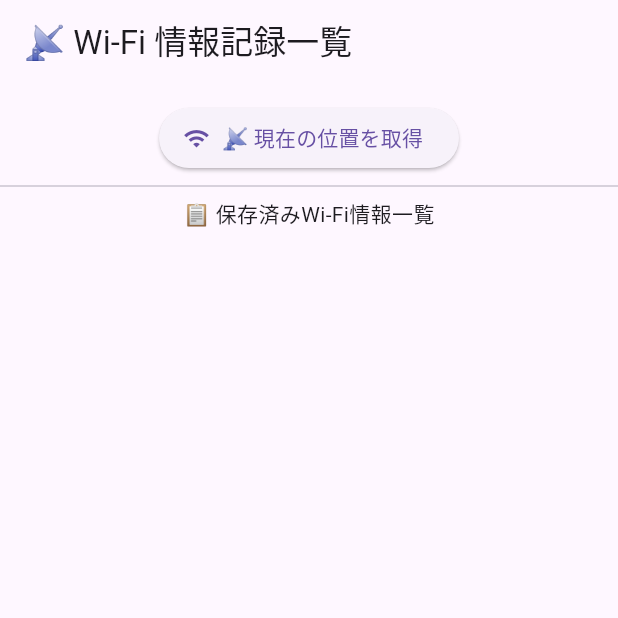
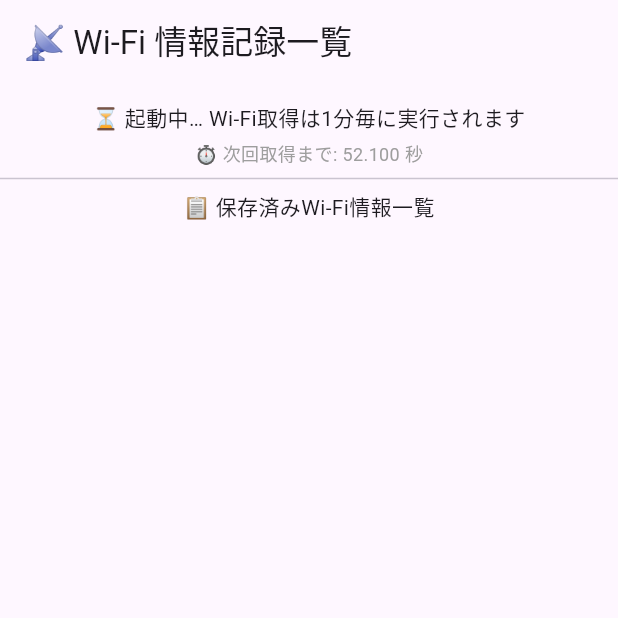
Before and after one commit to toyotarou/test_flutter_background_sendport, a Flutter app: the screen it shows after launch, on a phone screen of 412 x 824 dp, the top half of it. Run offline on Flutter 3.47's test engine with Material 3 defaults, Android fonts, the phone set to English and light mode, and no system bars; our stand-ins replace isar; missing offline and left inert: background_task; accounts and stored records are empty; generated files the repository leaves out were written again.

Commit message:
commit 20250610 経過時間表示

```diff
--- a/lib/main.dart
+++ b/lib/main.dart
@@ -5,6 +5,7 @@ import 'dart:isolate';
 
 import 'package:background_task/background_task.dart';
 import 'package:flutter/material.dart';
+import 'package:flutter/scheduler.dart';
 import 'package:flutter/services.dart';
 import 'package:isar/isar.dart';
 import 'package:path_provider/path_provider.dart';
@@ -12,7 +13,6 @@ import 'package:path_provider/path_provider.dart';
 part 'main.g.dart';
 
 final ReceivePort _backgroundReceivePort = ReceivePort();
-
 late Isar isar;
 
 @collection
@@ -25,8 +25,6 @@ class WifiCoordinate {
   late String longitude;
   late String ssid;
 }
-
-//--------------------------------------------------------------------------
 
 void main() async {
   WidgetsFlutterBinding.ensureInitialized();
@@ -50,8 +48,6 @@ void main() async {
   runApp(const MyApp());
 }
 
-//--------------------------------------------------------------------------
-
 Future<void> _saveToIsar(Map<String, String> data) async {
   final DateTime now = DateTime.now();
 
@@ -71,8 +67,6 @@ Future<void> _saveToIsar(Map<String, String> data) async {
   debugPrint('💾 保存完了: ${wifi.ssid} ${wifi.latitude}, ${wifi.longitude}');
 }
 
-//--------------------------------------------------------------------------
-
 class MyApp extends StatefulWidget {
   const MyApp({super.key});
 
@@ -82,8 +76,45 @@ class MyApp extends StatefulWidget {
 
 class _MyAppState extends State<MyApp> {
   List<WifiCoordinate> _records = <WifiCoordinate>[];
+  Timer? _timer;
+  late Ticker _ticker;
+  late DateTime _lastSentTime;
+  double _elapsedSeconds = 0.0;
 
-  ///
+  @override
+  void initState() {
+    super.initState();
+
+    _loadRecords();
+
+    (() async {
+      await BackgroundTask.instance.setBackgroundHandler(backgroundHandler);
+      await BackgroundTask.instance.start();
+      debugPrint('✅ BackgroundTask started');
+    })();
+
+    _lastSentTime = DateTime.now();
+
+    _timer = Timer.periodic(const Duration(minutes: 1), (Timer t) async {
+      debugPrint('⏱️ タイマー発動');
+      await sendWifiLocationFromKotlin();
+    });
+
+    _ticker = Ticker((_) {
+      setState(() {
+        _elapsedSeconds = DateTime.now().difference(_lastSentTime).inMilliseconds / 1000.0;
+      });
+    });
+    _ticker.start();
+  }
+
+  @override
+  void dispose() {
+    _timer?.cancel();
+    _ticker.dispose();
+    super.dispose();
+  }
+
   Future<void> _loadRecords() async {
     final List<WifiCoordinate> list = await isar.wifiCoordinates.where().sortByDate().thenByTime().findAll();
     setState(() {
@@ -91,24 +122,10 @@ class _MyAppState extends State<MyApp> {
     });
   }
 
-  ///
-  @override
-  void initState() {
-    super.initState();
-
-    _loadRecords();
-
-    // ✅ ボタンAの処理をここに移動（初回自動実行）
-    (() async {
-      await BackgroundTask.instance.setBackgroundHandler(backgroundHandler);
-      await BackgroundTask.instance.start();
-      debugPrint('✅ BackgroundTask started');
-    })();
-  }
-
-  ///
   @override
   Widget build(BuildContext context) {
+    final double remaining = (60.0 - _elapsedSeconds).clamp(0, 60);
+
     return MaterialApp(
       home: Scaffold(
         appBar: AppBar(title: const Text('📡 Wi-Fi 情報記録一覧')),
@@ -117,13 +134,14 @@ class _MyAppState extends State<MyApp> {
             const SizedBox(height: 12),
             Row(
               mainAxisAlignment: MainAxisAlignment.center,
-              children: <Widget>[
-                ElevatedButton.icon(
-                  onPressed: sendWifiLocationFromKotlin,
-                  icon: const Icon(Icons.wifi),
-                  label: const Text('📡 現在の位置を取得'),
-                ),
-              ],
+              children: const <Widget>[Text('⏳ 起動中… Wi-Fi取得は1分毎に実行されます')],
+            ),
+            Padding(
+              padding: const EdgeInsets.only(top: 4),
+              child: Text(
+                '⏱ 次回取得まで: ${remaining.toStringAsFixed(3)} 秒',
+                style: const TextStyle(fontSize: 12, color: Colors.grey),
+              ),
             ),
             const Divider(),
             const Text('📋 保存済みWi-Fi情報一覧'),
@@ -145,7 +163,6 @@ class _MyAppState extends State<MyApp> {
     );
   }
 
-  ///
   Future<void> sendWifiLocationFromKotlin() async {
     const MethodChannel methodChannel = MethodChannel('com.example.flutter_background_sendport/bg');
 
@@ -160,15 +177,14 @@ class _MyAppState extends State<MyApp> {
         debugPrint('📦 Dartで解析済みデータ: $data');
 
         await _saveToIsar(data);
-        await _loadRecords(); // 追加後にリロード
+        await _loadRecords();
+        _lastSentTime = DateTime.now(); // ✅ 時刻更新
       }
     } on PlatformException catch (e) {
       debugPrint('⚠️ PlatformException: ${e.message}');
     }
   }
 }
-
-//--------------------------------------------------------------------------
 
 class BackgroundReceivePortSingleton {
   BackgroundReceivePortSingleton._();
@@ -183,8 +199,6 @@ class BackgroundReceivePortSingleton {
 
   SendPort? get port => _sendPort;
 }
-
-//--------------------------------------------------------------------------
 
 @pragma('vm:entry-point')
 Future<void> backgroundHandler(dynamic data) async {
@@ -202,8 +216,6 @@ Future<void> backgroundHandler(dynamic data) async {
     debugPrint('⚠️ SendPort not found');
   }
 }
-
-//--------------------------------------------------------------------------
 
 Map<String, String>? _extractData(String message) {
   final RegExp regex = RegExp(r'\{.*\}');
```
